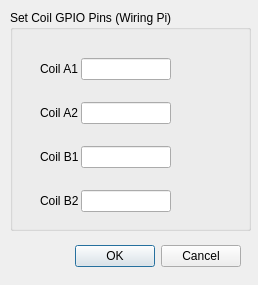
Bahamuttg/StepperMotorDriver, file coildialog.ui: the form before one commit.
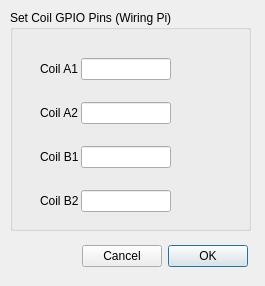
The form after the commit. Icons and pictures are not drawn.

Patch:
```diff
--- a/coildialog.ui
+++ b/coildialog.ui
@@ -6,8 +6,8 @@
    <rect>
     <x>0</x>
     <y>0</y>
-    <width>258</width>
-    <height>285</height>
+    <width>265</width>
+    <height>286</height>
    </rect>
   </property>
   <property name="windowTitle">
@@ -23,18 +23,24 @@
   <widget class="QDialogButtonBox" name="buttonBox">
    <property name="geometry">
     <rect>
-     <x>30</x>
+     <x>70</x>
      <y>240</y>
-     <width>211</width>
+     <width>191</width>
      <height>32</height>
     </rect>
    </property>
+   <property name="layoutDirection">
+    <enum>Qt::RightToLeft</enum>
+   </property>
    <property name="orientation">
     <enum>Qt::Horizontal</enum>
    </property>
    <property name="standardButtons">
     <set>QDialogButtonBox::Cancel|QDialogButtonBox::Ok</set>
    </property>
+   <property name="centerButtons">
+    <bool>true</bool>
+   </property>
   </widget>
   <widget class="QGroupBox" name="groupBox">
    <property name="geometry">
```
Left out of the diff: 69 changed lines with no effect on the pictures.
